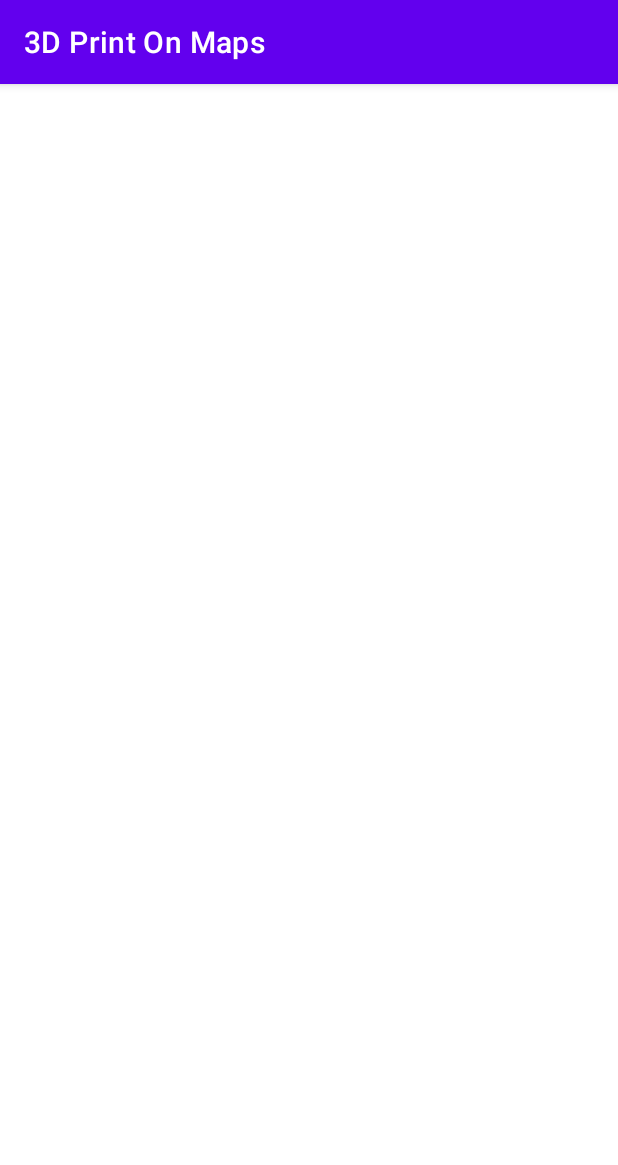
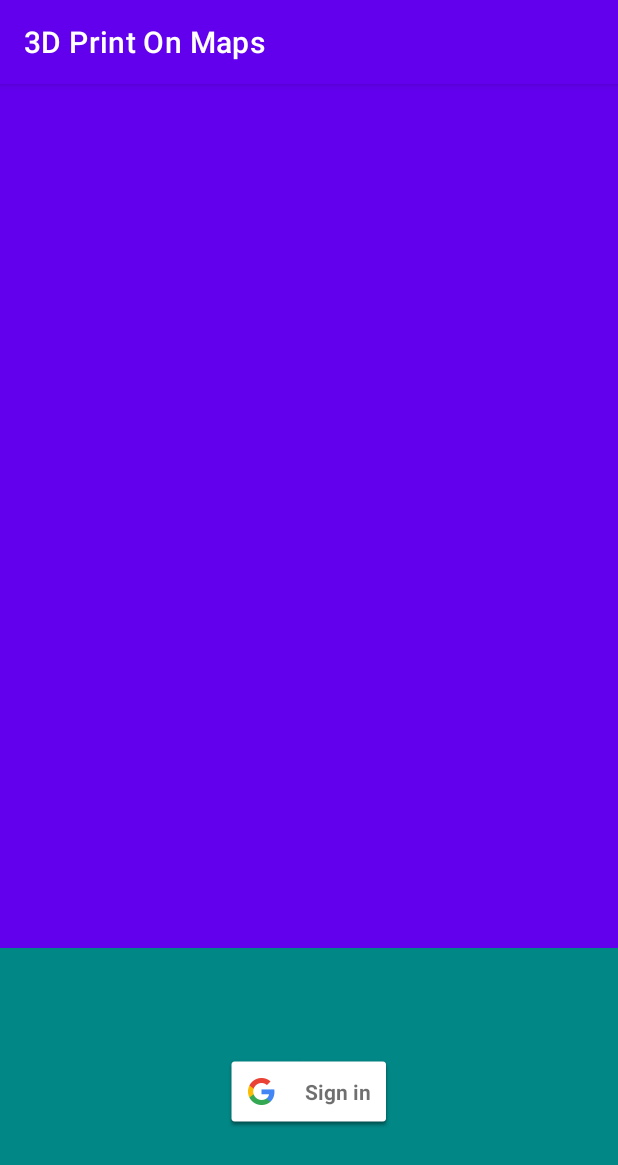
Before and after one commit to ArturMustaf/SocialMediaWithGoogleMaps, an Android app: the screen it shows after launch (SignInActivity), on a phone screen of 412 x 824 dp. Shown: the top 1165 px of the screen. Run offline under Robolectric (Android 15) with nearby library versions, the phone set to English and light mode, and no system bars.

Commit message:
fix(login): remove uninitialised textview causing NPE

```diff
--- a/app/src/main/java/com/mustaf/printOnMaps/SignInActivity.java
+++ b/app/src/main/java/com/mustaf/printOnMaps/SignInActivity.java
@@ -30,12 +30,12 @@ public class SignInActivity extends AppCompatActivity implements
     private static final int RC_SIGN_IN = 9001;
 
     private GoogleSignInClient mGoogleSignInClient;
-    private TextView mStatusTextView;
+    //private TextView mStatusTextView;
 
     @Override
     protected void onCreate(Bundle savedInstanceState) {
         super.onCreate(savedInstanceState);
-        //setContentView(R.layout.activity_signin);
+        setContentView(R.layout.activity_signin);
 
         // Button listeners
         findViewById(R.id.sign_in_button).setOnClickListener(this);
@@ -50,9 +50,9 @@ public class SignInActivity extends AppCompatActivity implements
         mGoogleSignInClient = GoogleSignIn.getClient(this, gso);
 
         // Set the dimensions of the sign-in button.
-        SignInButton signInButton = findViewById(R.id.sign_in_button);
-        signInButton.setSize(SignInButton.SIZE_STANDARD);
-        signInButton.setColorScheme(SignInButton.COLOR_LIGHT);
+         SignInButton signInButton = findViewById(R.id.sign_in_button);
+         signInButton.setSize(SignInButton.SIZE_STANDARD);
+         signInButton.setColorScheme(SignInButton.COLOR_LIGHT);
     }
 
     @Override
@@ -107,7 +107,7 @@ public class SignInActivity extends AppCompatActivity implements
     private void updateUI(@Nullable GoogleSignInAccount account) {
         if (account != null) {
         } else {
-            mStatusTextView.setText("Signed out");
+//            mStatusTextView.setText("Signed out");
             findViewById(R.id.sign_in_button).setVisibility(View.VISIBLE);
             findViewById(R.id.sign_out_and_disconnect).setVisibility(View.GONE);
         }
--- a/app/src/main/res/layout/activity_signin.xml
+++ b/app/src/main/res/layout/activity_signin.xml
@@ -30,6 +30,7 @@
             android:textColor="@android:color/white"
             android:textSize="36sp" />
 
+        <!--
         <TextView
             android:id="@+id/status"
             android:layout_width="wrap_content"
@@ -37,7 +38,9 @@
             android:text="Sign out"
             android:textColor="@android:color/white"
             android:textSize="14sp" />
+            -->
 
+        <!--
         <TextView
             android:id="@+id/detail"
             android:layout_width="wrap_content"
@@ -49,6 +52,7 @@
             android:scrollbars="vertical"
             android:textColor="@android:color/white"
             android:textSize="14sp" />
+            -->
 
         <Button
             android:id="@+id/button_optional_action"
@@ -86,7 +90,7 @@
             android:paddingRight="16dp"
             android:visibility="gone"
             tools:visibility="visible">
-
+<!--
             <Button
                 android:id="@+id/sign_out_button"
                 android:layout_width="0dp"
@@ -99,7 +103,7 @@
                 android:layout_width="0dp"
                 android:layout_height="wrap_content"
                 android:layout_weight="1"
-                android:text="Disconnect" />
+                android:text="Disconnect" />-->
         </LinearLayout>
 
     </RelativeLayout>
```
